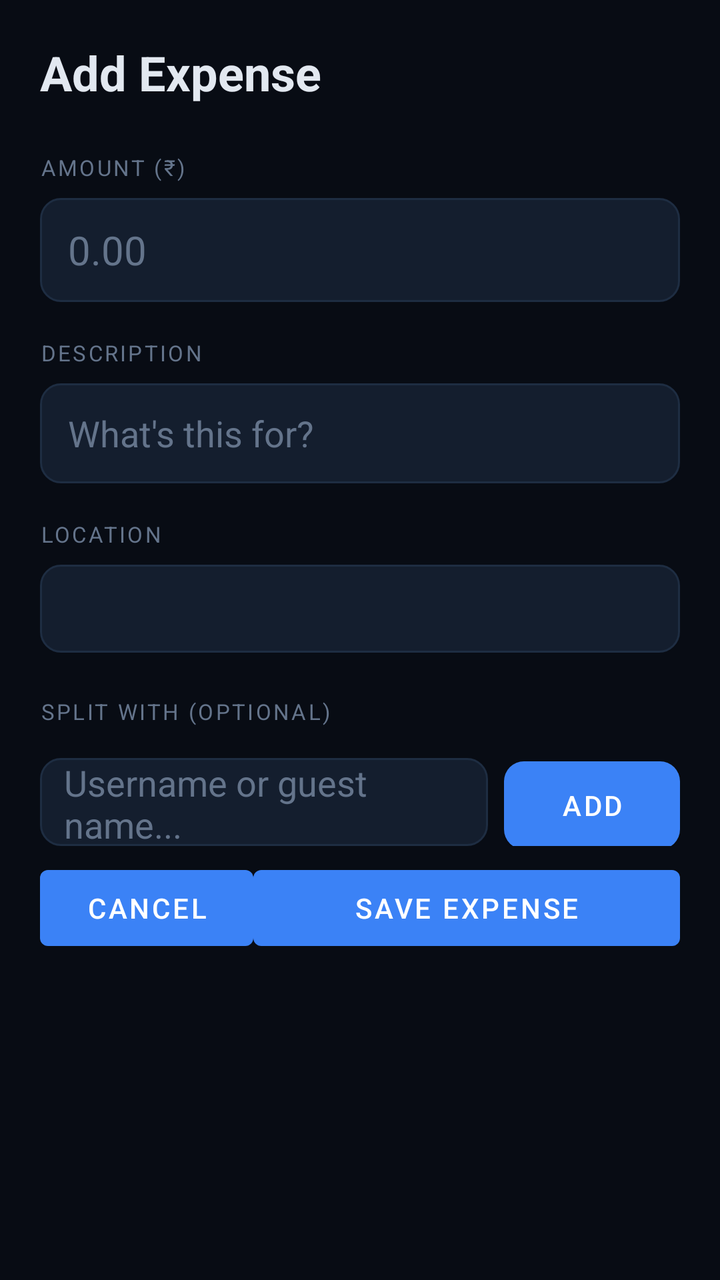
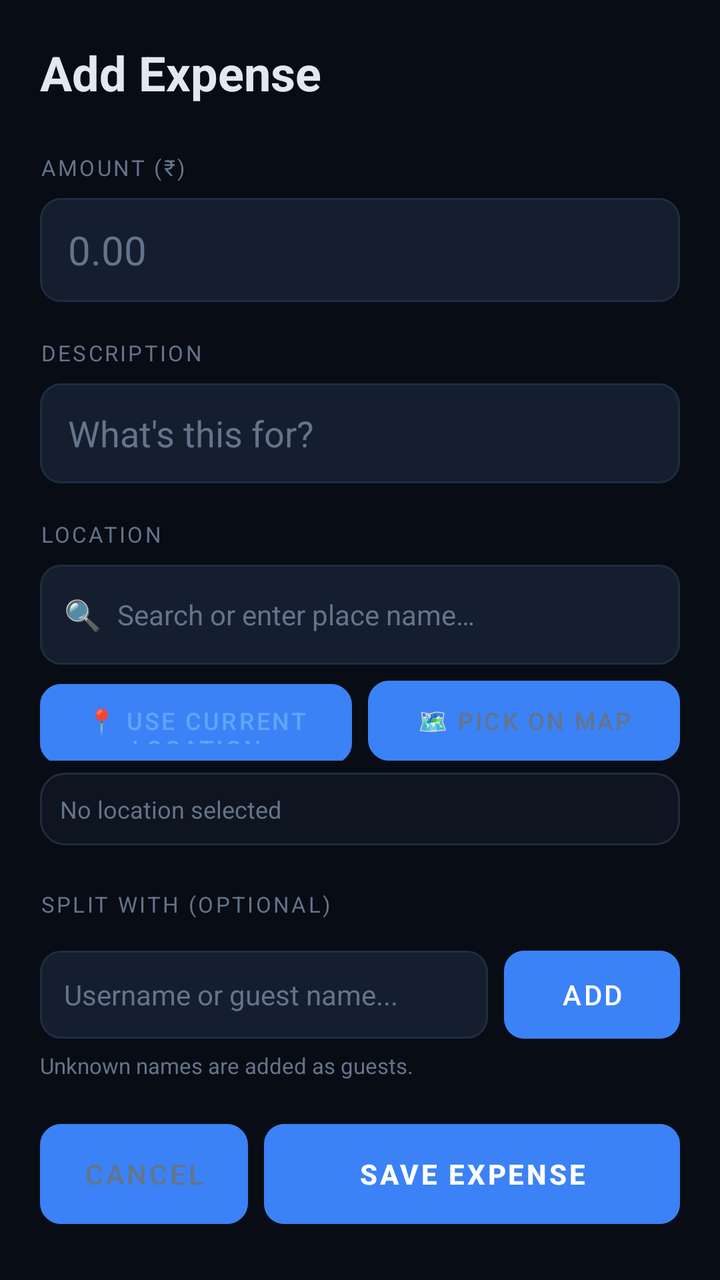

Before-and-after screenshots of an Android layout around one commit, followed by the original layout XML and the change that was made.
<!-- AndroidManifest.xml: application theme Theme.Splitr -->
<!-- res/layout/activity_add_expense_v2.xml -->
<?xml version="1.0" encoding="utf-8"?>
<ScrollView xmlns:android="http://schemas.android.com/apk/res/android"
    android:layout_width="match_parent"
    android:layout_height="match_parent"
    android:background="@color/bg"
    android:fillViewport="true">

    <LinearLayout
        android:layout_width="match_parent"
        android:layout_height="wrap_content"
        android:orientation="vertical"
        android:padding="20dp">

        
        <TextView
            android:layout_width="wrap_content"
            android:layout_height="wrap_content"
            android:text="Add Expense"
            android:textSize="24sp"
            android:textStyle="bold"
            android:textColor="@color/text"
            android:layout_marginBottom="20dp"/>

        
        <TextView style="@style/FieldLabel" android:text="AMOUNT (₹)"/>
        <EditText
            android:id="@+id/etAmount"
            android:layout_width="match_parent"
            android:layout_height="52dp"
            android:background="@drawable/bg_input"
            android:paddingHorizontal="14dp"
            android:textColor="@color/text"
            android:textColorHint="@color/muted"
            android:hint="0.00"
            android:inputType="numberDecimal"
            android:textSize="20sp"
            android:layout_marginBottom="14dp"/>

        
        <TextView style="@style/FieldLabel" android:text="DESCRIPTION"/>
        <EditText
            android:id="@+id/etDescription"
            android:layout_width="match_parent"
            android:layout_height="50dp"
            android:background="@drawable/bg_input"
            android:paddingHorizontal="14dp"
            android:textColor="@color/text"
            android:textColorHint="@color/muted"
            android:hint="What's this for?"
            android:inputType="text"
            android:layout_marginBottom="14dp"/>

        
        <TextView style="@style/FieldLabel" android:text="LOCATION"/>
        <TextView
            android:id="@+id/tvLocation"
            android:layout_width="match_parent"
            android:layout_height="44dp"
            android:background="@drawable/bg_input"
            android:paddingHorizontal="14dp"
            android:gravity="center_vertical"
            android:textColor="@color/muted"
            android:textSize="13sp"
            android:layout_marginBottom="18dp"/>

        
        <TextView style="@style/FieldLabel" android:text="SPLIT WITH (OPTIONAL)"/>

        <LinearLayout
            android:id="@+id/llMemberChips"
            android:layout_width="match_parent"
            android:layout_height="wrap_content"
            android:orientation="horizontal"
            android:layout_marginBottom="8dp"/>

        <LinearLayout
            android:layout_width="match_parent"
            android:layout_height="wrap_content"
            android:orientation="horizontal"
            android:layout_marginBottom="6dp">

            <AutoCompleteTextView
                android:id="@+id/etMemberInput"
                android:layout_width="0dp"
                android:layout_height="44dp"
                android:layout_weight="1"
                android:background="@drawable/bg_input"
                android:paddingHorizontal="12dp"
                android:textColor="@color/text"
                android:textColorHint="@color/muted"
                android:hint="Username or guest name..."
                android:layout_marginEnd="8dp"/>

            <Button
                android:id="@+id/btnAddMember"
                android:layout_width="wrap_content"
                android:layout_height="44dp"
                android:text="Add"
                android:textColor="@color/white"
                android:background="@drawable/bg_button_primary"/>
        </LinearLayout>

        
        <LinearLayout
            android:id="@+id/llSplitSection"
            android:layout_width="match_parent"
            android:layout_height="wrap_content"
            android:orientation="vertical"
            android:visibility="gone">

            <RadioGroup
                android:id="@+id/rgSplitType"
                android:layout_width="match_parent"
                android:layout_height="wrap_content"
                android:orientation="horizontal">

                
                <RadioButton
                    android:id="@+id/rbEqual"
                    android:layout_width="0dp"
                    android:layout_height="wrap_content"
                    android:layout_weight="1"
                    android:text="Equal"
                    android:textColor="@color/text"/>

                <RadioButton
                    android:id="@+id/rbPercentage"
                    android:layout_width="0dp"
                    android:layout_height="wrap_content"
                    android:layout_weight="1"
                    android:text="%"
                    android:textColor="@color/text"/>

                <RadioButton
                    android:id="@+id/rbDutch"
                    android:layout_width="0dp"
                    android:layout_height="wrap_content"
                    android:layout_weight="1"
                    android:text="Dutch"
                    android:textColor="@color/text"/>

            </RadioGroup>

            <LinearLayout
                android:id="@+id/llSplitRows"
                android:layout_width="match_parent"
                android:layout_height="wrap_content"
                android:orientation="vertical"/>

            <TextView
                android:id="@+id/tvSplitValidation"
                android:layout_width="wrap_content"
                android:layout_height="wrap_content"/>
        </LinearLayout>

        
        <LinearLayout
            android:id="@+id/llBillBtn"
            android:layout_width="match_parent"
            android:layout_height="wrap_content"
            android:orientation="horizontal"
            android:layout_marginTop="12dp"
            android:visibility="gone">

            <Button
                android:id="@+id/btnBillSplitter"
                android:layout_width="match_parent"
                android:layout_height="48dp"
                android:text="Split by Bill"
                android:textColor="@color/white"
                android:background="@drawable/bg_btn_primary"/>
        </LinearLayout>

        
        <LinearLayout
            android:layout_width="match_parent"
            android:layout_height="wrap_content"
            android:orientation="horizontal">

            <Button
                android:id="@+id/btnCancel"
                android:layout_width="0dp"
                android:layout_height="50dp"
                android:layout_weight="1"
                android:text="Cancel"/>

            <Button
                android:id="@+id/btnSave"
                android:layout_width="0dp"
                android:layout_height="50dp"
                android:layout_weight="2"
                android:text="Save Expense"/>
        </LinearLayout>

    </LinearLayout>
</ScrollView>
<!-- resources referenced by this layout -->
<resources>
  <color name="bg">#080C14</color>
  <color name="muted">#64748B</color>
  <color name="text">#E2E8F0</color>
  <color name="white">#FFFFFF</color>
  <!-- drawable bg_btn_primary (drawable) -->
  <?xml version="1.0" encoding="utf-8"?>
  <shape xmlns:android="http://schemas.android.com/apk/res/android">
      <gradient
          android:startColor="#3B82F6"
          android:endColor="#1D4ED8"
          android:angle="135"/>
      <corners android:radius="10dp"/>
  </shape>
  <!-- drawable bg_button_primary (drawable) -->
  <?xml version="1.0" encoding="utf-8"?>
  <shape xmlns:android="http://schemas.android.com/apk/res/android">
      <gradient
          android:startColor="#3B82F6"
          android:endColor="#1D4ED8"
          android:angle="135" />
      <corners android:radius="10dp" />
  </shape>
  <!-- drawable bg_input (drawable) -->
  <?xml version="1.0" encoding="utf-8"?>
  <shape xmlns:android="http://schemas.android.com/apk/res/android">
      <solid android:color="@color/surface2" />
      <corners android:radius="10dp" />
      <stroke android:width="1dp" android:color="@color/border" />
  </shape>
  <style name="FieldLabel">
          <item name="android:layout_width">wrap_content</item>
          <item name="android:layout_height">wrap_content</item>
          <item name="android:textColor">@color/muted</item>
          <item name="android:textSize">11sp</item>
          <item name="android:letterSpacing">0.1</item>
          <item name="android:layout_marginBottom">8dp</item>
          <item name="android:layout_marginTop">4dp</item>
      </style>
  <style name="Theme.Splitr" parent="Theme.MaterialComponents.DayNight.NoActionBar">
          <item name="colorPrimary">@color/blue</item>
          <item name="colorPrimaryVariant">@color/blue_dark</item>
          <item name="colorOnPrimary">@color/white</item>
          <item name="colorSecondary">@color/blue_bright</item>
          <item name="colorSurface">@color/surface</item>
          <item name="colorOnSurface">@color/text</item>
          <item name="android:windowBackground">@color/bg</item>
          <item name="android:statusBarColor">@color/bg</item>
          <item name="android:navigationBarColor">@color/surface</item>
          <item name="android:windowLightStatusBar">false</item>
          <item name="android:textColor">@color/text</item>
      </style>
  <color name="surface2">#141E2E</color>
  <color name="border">#1E2D42</color>
  <color name="blue">#3B82F6</color>
  <color name="blue_dark">#1D4ED8</color>
  <color name="blue_bright">#60A5FA</color>
  <color name="surface">#0E1520</color>
</resources>

<!-- the commit's change to res/layout/activity_add_expense_v2.xml (unified diff, before → after) -->
@@ -12,184 +12,181 @@
         android:padding="20dp">
 
         
-        <TextView
-            android:layout_width="wrap_content"
-            android:layout_height="wrap_content"
-            android:text="Add Expense"
-            android:textSize="24sp"
-            android:textStyle="bold"
-            android:textColor="@color/text"
-            android:layout_marginBottom="20dp"/>
+        <TextView android:layout_width="wrap_content" android:layout_height="wrap_content"
+            android:text="Add Expense" android:textSize="24sp" android:textStyle="bold"
+            android:textColor="@color/text" android:layout_marginBottom="20dp"/>
 
         
         <TextView style="@style/FieldLabel" android:text="AMOUNT (₹)"/>
-        <EditText
-            android:id="@+id/etAmount"
-            android:layout_width="match_parent"
-            android:layout_height="52dp"
-            android:background="@drawable/bg_input"
-            android:paddingHorizontal="14dp"
-            android:textColor="@color/text"
-            android:textColorHint="@color/muted"
-            android:hint="0.00"
-            android:inputType="numberDecimal"
-            android:textSize="20sp"
-            android:layout_marginBottom="14dp"/>
+        <EditText android:id="@+id/etAmount"
+            android:layout_width="match_parent" android:layout_height="52dp"
+            android:background="@drawable/bg_input" android:paddingHorizontal="14dp"
+            android:textColor="@color/text" android:textColorHint="@color/muted"
+            android:hint="0.00" android:inputType="numberDecimal"
+            android:textSize="20sp" android:layout_marginBottom="14dp"/>
 
         
         <TextView style="@style/FieldLabel" android:text="DESCRIPTION"/>
-        <EditText
-            android:id="@+id/etDescription"
-            android:layout_width="match_parent"
-            android:layout_height="50dp"
-            android:background="@drawable/bg_input"
-            android:paddingHorizontal="14dp"
-            android:textColor="@color/text"
-            android:textColorHint="@color/muted"
-            android:hint="What's this for?"
-            android:inputType="text"
-            android:layout_marginBottom="14dp"/>
+        <EditText android:id="@+id/etDescription"
+            android:layout_width="match_parent" android:layout_height="50dp"
+            android:background="@drawable/bg_input" android:paddingHorizontal="14dp"
+            android:textColor="@color/text" android:textColorHint="@color/muted"
+            android:hint="What's this for?" android:inputType="text"
+            android:singleLine="true" android:layout_marginBottom="14dp"/>
 
         
         <TextView style="@style/FieldLabel" android:text="LOCATION"/>
-        <TextView
-            android:id="@+id/tvLocation"
-            android:layout_width="match_parent"
-            android:layout_height="44dp"
-            android:background="@drawable/bg_input"
-            android:paddingHorizontal="14dp"
-            android:gravity="center_vertical"
-            android:textColor="@color/muted"
-            android:textSize="13sp"
+
+        
+        <LinearLayout android:layout_width="match_parent" android:layout_height="50dp"
+            android:orientation="horizontal" android:background="@drawable/bg_input"
+            android:gravity="center_vertical" android:paddingHorizontal="12dp"
+            android:layout_marginBottom="8dp">
+
+            <TextView android:layout_width="wrap_content" android:layout_height="wrap_content"
+                android:text="🔍" android:textSize="15sp" android:layout_marginEnd="8dp"/>
+
+            <EditText android:id="@+id/etLocationSearch"
+                android:layout_width="0dp" android:layout_height="match_parent"
+                android:layout_weight="1" android:background="@null"
+                android:hint="Search or enter place name…"
+                android:textColor="@color/text" android:textColorHint="@color/muted"
+                android:textSize="14sp" android:singleLine="true"
+                android:imeOptions="actionSearch" android:inputType="text"/>
+
+            <Button android:id="@+id/btnClearLocation"
+                android:layout_width="24dp" android:layout_height="24dp"
+                android:text="×" android:textColor="@color/muted" android:textSize="16sp"
+                android:background="@null" android:padding="0dp" android:visibility="gone"/>
+        </LinearLayout>
+
+        
+        <LinearLayout android:layout_width="match_parent" android:layout_height="wrap_content"
+            android:orientation="horizontal" android:layout_marginBottom="6dp">
+
+            <Button android:id="@+id/btnUseCurrentLocation"
+                android:layout_width="0dp" android:layout_height="40dp"
+                android:layout_weight="1"
+                android:text="📍 Use Current Location"
+                android:textColor="@color/blue_bright" android:textSize="12sp"
+                android:background="@drawable/bg_btn_secondary"
+                android:layout_marginEnd="8dp" android:stateListAnimator="@null"/>
+
+            <Button android:id="@+id/btnPickOnMap"
+                android:layout_width="0dp" android:layout_height="40dp"
+                android:layout_weight="1"
+                android:text="🗺 Pick on Map"
+                android:textColor="@color/muted" android:textSize="12sp"
+                android:background="@drawable/bg_btn_secondary"
+                android:stateListAnimator="@null"/>
+        </LinearLayout>
+
+        
+        <TextView android:id="@+id/tvLocation"
+            android:layout_width="match_parent" android:layout_height="wrap_content"
+            android:background="@drawable/bg_card" android:padding="10dp"
+            android:textColor="@color/muted" android:textSize="12sp"
+            android:text="No location selected"
             android:layout_marginBottom="18dp"/>
 
         
         <TextView style="@style/FieldLabel" android:text="SPLIT WITH (OPTIONAL)"/>
 
-        <LinearLayout
-            android:id="@+id/llMemberChips"
-            android:layout_width="match_parent"
-            android:layout_height="wrap_content"
+        <LinearLayout android:id="@+id/llMemberChips"
+            android:layout_width="match_parent" android:layout_height="wrap_content"
             android:orientation="horizontal"
             android:layout_marginBottom="8dp"/>
 
-        <LinearLayout
-            android:layout_width="match_parent"
-            android:layout_height="wrap_content"
-            android:orientation="horizontal"
-            android:layout_marginBottom="6dp">
+        <LinearLayout android:layout_width="match_parent" android:layout_height="wrap_content"
+            android:orientation="horizontal" android:layout_marginBottom="6dp">
 
-            <AutoCompleteTextView
-                android:id="@+id/etMemberInput"
-                android:layout_width="0dp"
-                android:layout_height="44dp"
-                android:layout_weight="1"
-                android:background="@drawable/bg_input"
-                android:paddingHorizontal="12dp"
-                android:textColor="@color/text"
-                android:textColorHint="@color/muted"
-                android:hint="Username or guest name..."
-                android:layout_marginEnd="8dp"/>
+            <AutoCompleteTextView android:id="@+id/etMemberInput"
+                android:layout_width="0dp" android:layout_height="44dp" android:layout_weight="1"
+                android:background="@drawable/bg_input" android:paddingHorizontal="12dp"
+                android:textColor="@color/text" android:textColorHint="@color/muted"
+                android:hint="Username or guest name..." android:textSize="14sp"
+                android:singleLine="true" android:layout_marginEnd="8dp"
+                android:popupBackground="@color/surface"/>
 
-            <Button
-                android:id="@+id/btnAddMember"
-                android:layout_width="wrap_content"
-                android:layout_height="44dp"
-                android:text="Add"
-                android:textColor="@color/white"
-                android:background="@drawable/bg_button_primary"/>
+            <Button android:id="@+id/btnAddMember"
+                android:layout_width="wrap_content" android:layout_height="44dp"
+                android:text="Add" android:textColor="@color/white"
+                android:background="@drawable/bg_button_primary"
+                android:paddingHorizontal="16dp" android:stateListAnimator="@null"/>
+        </LinearLayout>
+
+        <TextView android:layout_width="wrap_content" android:layout_height="wrap_content"
+            android:text="Unknown names are added as guests."
+            android:textColor="@color/muted" android:textSize="11sp"
+            android:layout_marginBottom="14dp"/>
+
+        
+        <LinearLayout android:id="@+id/llSplitSection"
+            android:layout_width="match_parent" android:layout_height="wrap_content"
+            android:orientation="vertical" android:visibility="gone">
+
+            <TextView style="@style/FieldLabel" android:text="SPLIT METHOD"/>
+
+            <RadioGroup android:id="@+id/rgSplitType"
+                android:layout_width="match_parent" android:layout_height="wrap_content"
+                android:orientation="horizontal" android:layout_marginBottom="12dp">
+
+                <RadioButton android:id="@+id/rbEqual"
+                    android:layout_width="0dp" android:layout_height="wrap_content"
+                    android:layout_weight="1" android:text="Equal"
+                    android:textColor="@color/text" android:checked="true"
+                    android:buttonTint="@color/blue"/>
+
+                <RadioButton android:id="@+id/rbPercentage"
+                    android:layout_width="0dp" android:layout_height="wrap_content"
+                    android:layout_weight="1" android:text="%" android:textColor="@color/text"
+                    android:buttonTint="@color/blue"/>
+
+                <RadioButton android:id="@+id/rbDutch"
+                    android:layout_width="0dp" android:layout_height="wrap_content"
+                    android:layout_weight="1" android:text="Dutch" android:textColor="@color/text"
+                    android:buttonTint="@color/blue"/>
+            </RadioGroup>
+
+            <LinearLayout android:id="@+id/llSplitRows"
+                android:layout_width="match_parent" android:layout_height="wrap_content"
+                android:orientation="vertical" android:layout_marginBottom="4dp"/>
+
+            <TextView android:id="@+id/tvSplitValidation"
+                android:layout_width="wrap_content" android:layout_height="wrap_content"
+                android:textSize="12sp" android:textColor="@color/muted"
+                android:layout_marginBottom="10dp"/>
+
+            <LinearLayout android:id="@+id/llBillBtn"
+                android:layout_width="match_parent" android:layout_height="wrap_content"
+                android:orientation="vertical" android:visibility="gone"
+                android:layout_marginBottom="10dp">
+                <Button android:id="@+id/btnBillSplitter"
+                    android:layout_width="match_parent" android:layout_height="48dp"
+                    android:text="🧾  Split by Bill Items"
+                    android:textColor="@color/blue_bright"
+                    android:background="@drawable/bg_btn_secondary"
+                    android:stateListAnimator="@null"/>
+            </LinearLayout>
+
         </LinearLayout>
 
         
-        <LinearLayout
-            android:id="@+id/llSplitSection"
-            android:layout_width="match_parent"
-            android:layout_height="wrap_content"
-            android:orientation="vertical"
-            android:visibility="gone">
+        <LinearLayout android:layout_width="match_parent" android:layout_height="wrap_content"
+            android:orientation="horizontal" android:layout_marginTop="8dp">
 
-            <RadioGroup
-                android:id="@+id/rgSplitType"
-                android:layout_width="match_parent"
-                android:layout_height="wrap_content"
-                android:orientation="horizontal">
+            <Button android:id="@+id/btnCancel"
+                android:layout_width="0dp" android:layout_height="50dp" android:layout_weight="1"
+                android:text="Cancel" android:textColor="@color/muted"
+                android:background="@drawable/bg_btn_secondary"
+                android:layout_marginEnd="8dp" android:stateListAnimator="@null"/>
 
-                
-                <RadioButton
-                    android:id="@+id/rbEqual"
-                    android:layout_width="0dp"
-                    android:layout_height="wrap_content"
-                    android:layout_weight="1"
-                    android:text="Equal"
-                    android:textColor="@color/text"/>
-
-                <RadioButton
-                    android:id="@+id/rbPercentage"
-                    android:layout_width="0dp"
-                    android:layout_height="wrap_content"
-                    android:layout_weight="1"
-                    android:text="%"
-                    android:textColor="@color/text"/>
-
-                <RadioButton
-                    android:id="@+id/rbDutch"
-                    android:layout_width="0dp"
-                    android:layout_height="wrap_content"
-                    android:layout_weight="1"
-                    android:text="Dutch"
-                    android:textColor="@color/text"/>
-
-            </RadioGroup>
-
-            <LinearLayout
-                android:id="@+id/llSplitRows"
-                android:layout_width="match_parent"
-                android:layout_height="wrap_content"
-                android:orientation="vertical"/>
-
-            <TextView
-                android:id="@+id/tvSplitValidation"
-                android:layout_width="wrap_content"
-                android:layout_height="wrap_content"/>
-        </LinearLayout>
-
-        
-        <LinearLayout
-            android:id="@+id/llBillBtn"
-            android:layout_width="match_parent"
-            android:layout_height="wrap_content"
-            android:orientation="horizontal"
-            android:layout_marginTop="12dp"
-            android:visibility="gone">
-
-            <Button
-                android:id="@+id/btnBillSplitter"
-                android:layout_width="match_parent"
-                android:layout_height="48dp"
-                android:text="Split by Bill"
+            <Button android:id="@+id/btnSave"
+                android:layout_width="0dp" android:layout_height="50dp" android:layout_weight="2"
+                android:text="Save Expense" android:textStyle="bold"
                 android:textColor="@color/white"
-                android:background="@drawable/bg_btn_primary"/>
-        </LinearLayout>
-
-        
-        <LinearLayout
-            android:layout_width="match_parent"
-            android:layout_height="wrap_content"
-            android:orientation="horizontal">
-
-            <Button
-                android:id="@+id/btnCancel"
-                android:layout_width="0dp"
-                android:layout_height="50dp"
-                android:layout_weight="1"
-                android:text="Cancel"/>
-
-            <Button
-                android:id="@+id/btnSave"
-                android:layout_width="0dp"
-                android:layout_height="50dp"
-                android:layout_weight="2"
-                android:text="Save Expense"/>
+                android:background="@drawable/bg_btn_primary"
+                android:stateListAnimator="@null"/>
         </LinearLayout>
 
     </LinearLayout>
<!-- resource entries referenced after the edit -->
@@ -13,6 +13,13 @@
           android:angle="135"/>
       <corners android:radius="10dp"/>
   </shape>
+  <!-- drawable bg_btn_secondary (drawable) -->
+  <?xml version="1.0" encoding="utf-8"?>
+  <shape xmlns:android="http://schemas.android.com/apk/res/android">
+      <solid android:color="@color/surface2"/>
+      <corners android:radius="10dp"/>
+      <stroke android:width="1dp" android:color="@color/border"/>
+  </shape>
   <!-- drawable bg_button_primary (drawable) -->
   <?xml version="1.0" encoding="utf-8"?>
   <shape xmlns:android="http://schemas.android.com/apk/res/android">
@@ -21,6 +28,13 @@
           android:endColor="#1D4ED8"
           android:angle="135" />
       <corners android:radius="10dp" />
+  </shape>
+  <!-- drawable bg_card (drawable) -->
+  <?xml version="1.0" encoding="utf-8"?>
+  <shape xmlns:android="http://schemas.android.com/apk/res/android">
+      <solid android:color="@color/surface" />
+      <corners android:radius="12dp" />
+      <stroke android:width="1dp" android:color="@color/border" />
   </shape>
   <!-- drawable bg_input (drawable) -->
   <?xml version="1.0" encoding="utf-8"?>
